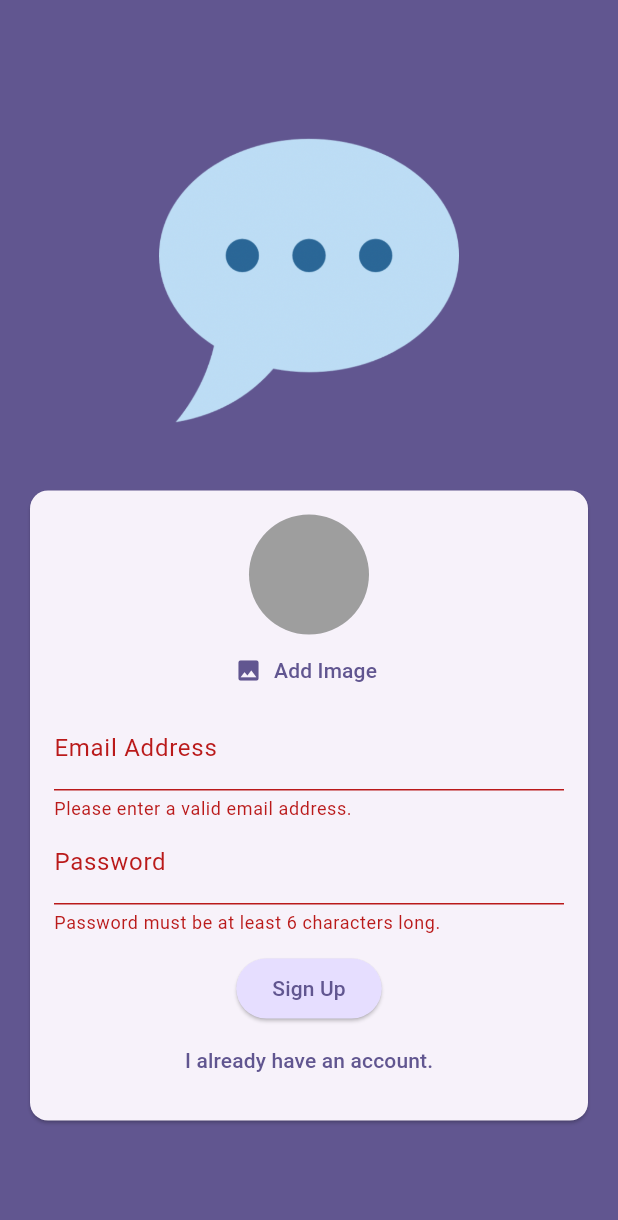
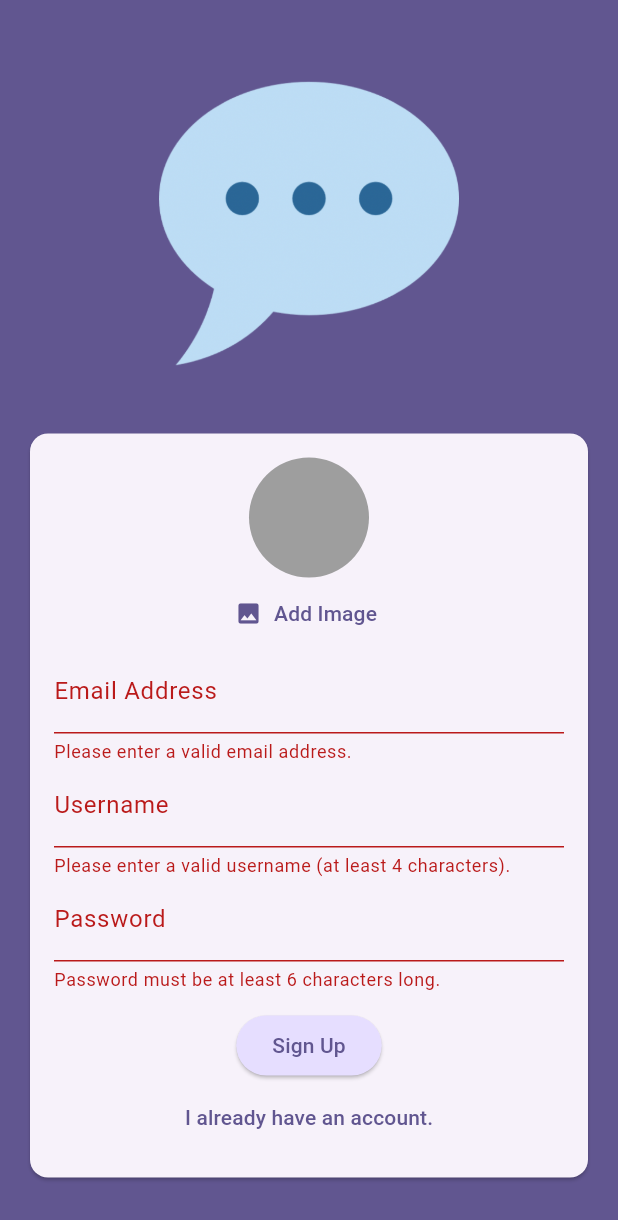
Before and after one commit to anisaberjani1/chats, a Flutter app: the screen it shows after launch, after a tap on "Login", after a tap on "Create an account", after a tap on "Sign Up", on a phone screen of 412 x 824 dp. Shown: the top 1220 px of the screen. Run offline on Flutter 3.47's test engine with Material 3 defaults, Android fonts, the phone set to English and light mode, and no system bars; our stand-ins replace cloud_firestore, firebase_auth, firebase_core, image_picker; accounts and stored records are empty.

Commit message:
Adding a remote database (firestore setup), sending data to firestore, storing a username

```diff
--- a/lib/screens/auth.dart
+++ b/lib/screens/auth.dart
@@ -1,6 +1,7 @@
 import 'dart:io';
 
 import 'package:chats/widgets/user_image_picker.dart';
+import 'package:cloud_firestore/cloud_firestore.dart';
 import 'package:flutter/material.dart';
 import 'package:firebase_auth/firebase_auth.dart';
 
@@ -20,6 +21,7 @@ class _AuthScreenState extends State<AuthScreen> {
   var _isLogin = true;
   var _enteredEmail = '';
   var _enteredPassword = '';
+  var _enteredUsername = '';
   File? _selectedImage;
   var _isAuthenticating = false;
 
@@ -49,6 +51,11 @@ class _AuthScreenState extends State<AuthScreen> {
         //final storageRef = FirebaseStorage.instance.ref().child('user_images').child('${userCredentials.user!.uid}.jpg');
         //await storageRef.putFile(_selectedImage!);
         //final imageUrl = await storageRef.getDownloadedURL();
+        await FirebaseFirestore.instance.collection('users').doc(userCredentials.user!.uid).set({
+          'username':_enteredUsername,
+          'email': _enteredEmail,
+          'image_url': 'imageUrl',
+        });
       }
     } on FirebaseAuthException catch (error) {
       if (error.code == 'email-already-in-use') {
@@ -118,6 +125,20 @@ class _AuthScreenState extends State<AuthScreen> {
                               _enteredEmail = value!;
                             },
                           ),
+                          if(!_isLogin)
+                            TextFormField(
+                            decoration: const InputDecoration(labelText: 'Username'),
+                            enableSuggestions: false,
+                            validator: (value){
+                              if(value == null || value.isEmpty || value.trim().length < 4){
+                                return 'Please enter a valid username (at least 4 characters).';
+                              }
+                              return null;
+                            },
+                            onSaved: (value){
+                              _enteredUsername = value!;
+                            },
+                          ),
                           TextFormField(
                             decoration: const InputDecoration(
                               labelText: 'Password',
--- a/pubspec.yaml
+++ b/pubspec.yaml
@@ -37,6 +37,7 @@ dependencies:
   firebase_core: ^4.1.1
   firebase_auth: ^6.1.0
   image_picker: ^1.2.0
+  cloud_firestore: ^6.0.2
 
 dev_dependencies:
   flutter_test:
```
Also changed, not shown: pubspec.lock, 3 other files.
